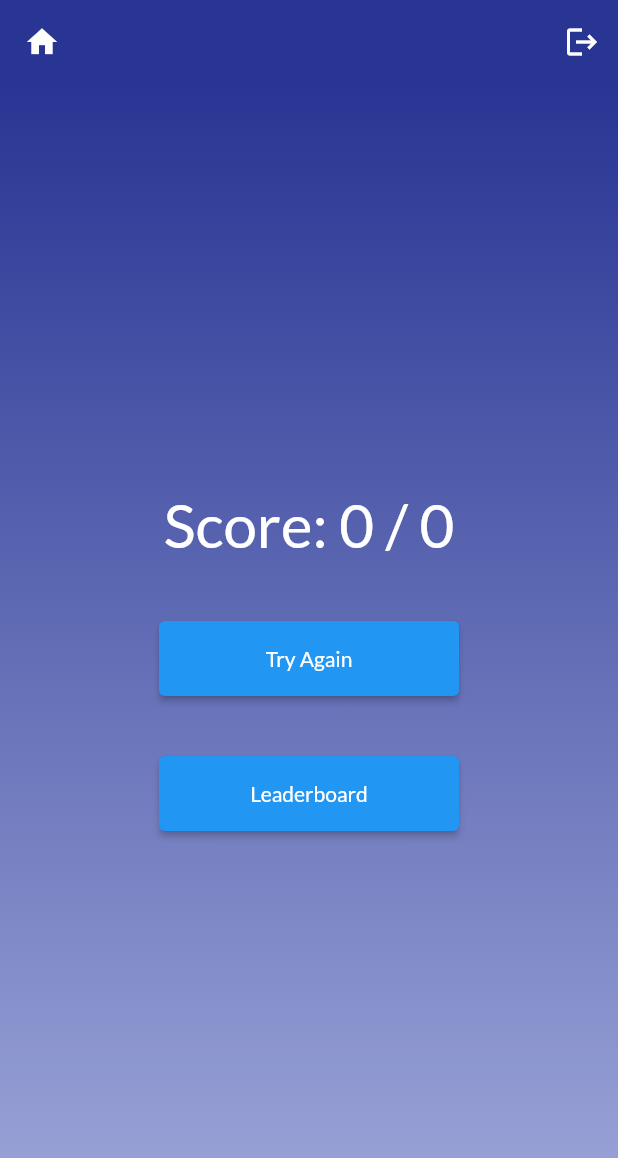
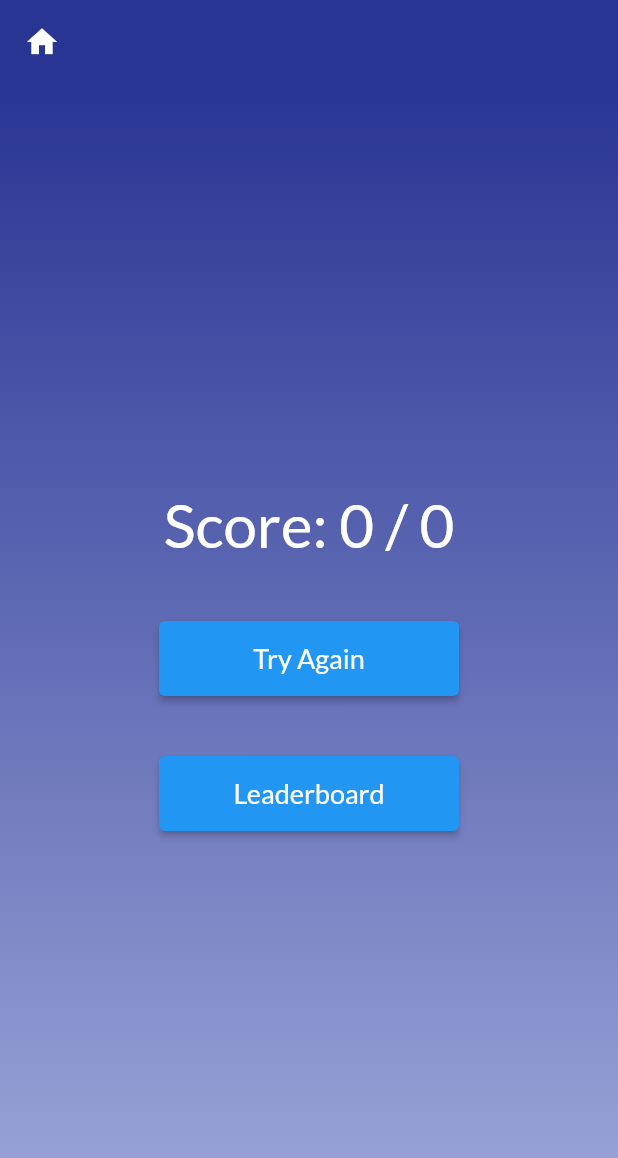
Before and after one commit to balakrishdq/quiz_app, a Flutter app: the ResultScreen screen opened directly with empty values, on a phone screen of 412 x 824 dp. Shown: the top 1158 px of the screen. Run offline on Flutter 3.47's test engine with Material 2 defaults, Android fonts, the phone set to English and light mode, and no system bars; our stand-ins replace cloud_firestore, firebase_auth, firebase_core, gap, google_fonts, google_sign_in; accounts and stored records are empty.

Commit message:
button correction done

```diff
--- a/lib/screens/leader_screen.dart
+++ b/lib/screens/leader_screen.dart
@@ -2,6 +2,7 @@ import 'package:flutter/material.dart';
 import 'package:gap/gap.dart';
 import 'package:provider/provider.dart';
 import 'package:quiz_app/providers/quiz_provider.dart';
+import 'package:quiz_app/screens/home_screen.dart';
 import 'package:quiz_app/services/quiz_service.dart';
 import 'package:quiz_app/utils/gradient_box.dart';
 
@@ -51,6 +52,11 @@ class _LeaderScreenState extends State<LeaderScreen> {
           IconButton(
             onPressed: () {
               AuthService.signOut(context);
+              Navigator.of(context).pop(
+                MaterialPageRoute(
+                  builder: (context) => HomeScreen(),
+                ),
+              );
             },
             icon: Icon(
               Icons.logout,
--- a/lib/screens/result_screen.dart
+++ b/lib/screens/result_screen.dart
@@ -10,8 +10,6 @@ import 'package:quiz_app/screens/quiz_screen.dart';
 import 'package:quiz_app/utils/action_button.dart';
 import 'package:quiz_app/utils/auth_button.dart';
 import 'package:quiz_app/utils/gradient_box.dart';
-
-import '../services/auth_service.dart';
 
 class ResultScreen extends StatefulWidget {
   final int score;
@@ -60,17 +58,6 @@ class _ResultScreenState extends State<ResultScreen> {
             icon: Icon(
               Icons.home,
             )),
-        actions: [
-          IconButton(
-            onPressed: () {
-              AuthService.signOut(context);
-            },
-            icon: Icon(
-              Icons.logout,
-              color: Colors.white,
-            ),
-          )
-        ],
       ),
       body: GradientBox(
         child: SizedBox.expand(
--- a/lib/utils/action_button.dart
+++ b/lib/utils/action_button.dart
@@ -24,6 +24,7 @@ class ActionButton extends StatelessWidget {
                 title,
                 style: TextStyle(
                   color: Colors.white,
+                  fontSize: 18,
                 ),
               ),
             )
@@ -35,25 +36,22 @@ class ActionButton extends StatelessWidget {
                     borderRadius: BorderRadius.circular(40),
                   ))),
               child: Row(
-                mainAxisSize: MainAxisSize.min,
-                mainAxisAlignment: MainAxisAlignment.center,
+                mainAxisAlignment: MainAxisAlignment.start,
                 children: [
                   Image(
                     image: AssetImage('assets/images/google_logo.png'),
                     height: 35,
                   ),
-                  Padding(
-                    padding: const EdgeInsets.only(left: 10.0),
-                    child: Text(
-                      title,
-                      style: TextStyle(
-                        fontSize: 18,
-                        color: Colors.black54,
-                      ),
+                  Text(
+                    title,
+                    style: TextStyle(
+                      fontSize: 18,
+                      color: Colors.black87,
                     ),
                   ),
                 ],
-              )),
+              ),
+            ),
     );
   }
 }
```
Also changed, not shown: 1 other file.
